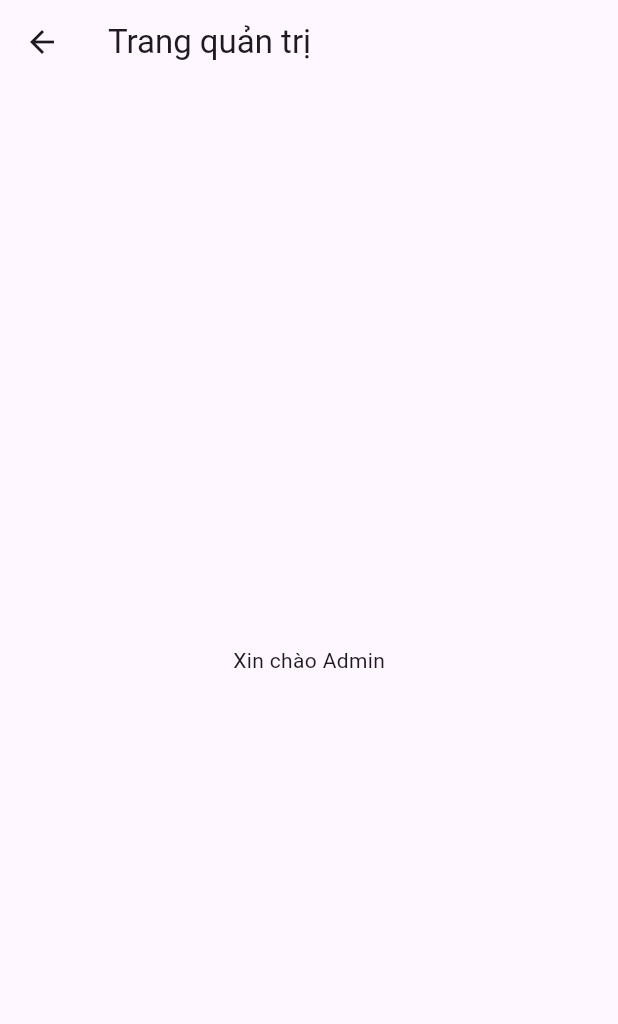
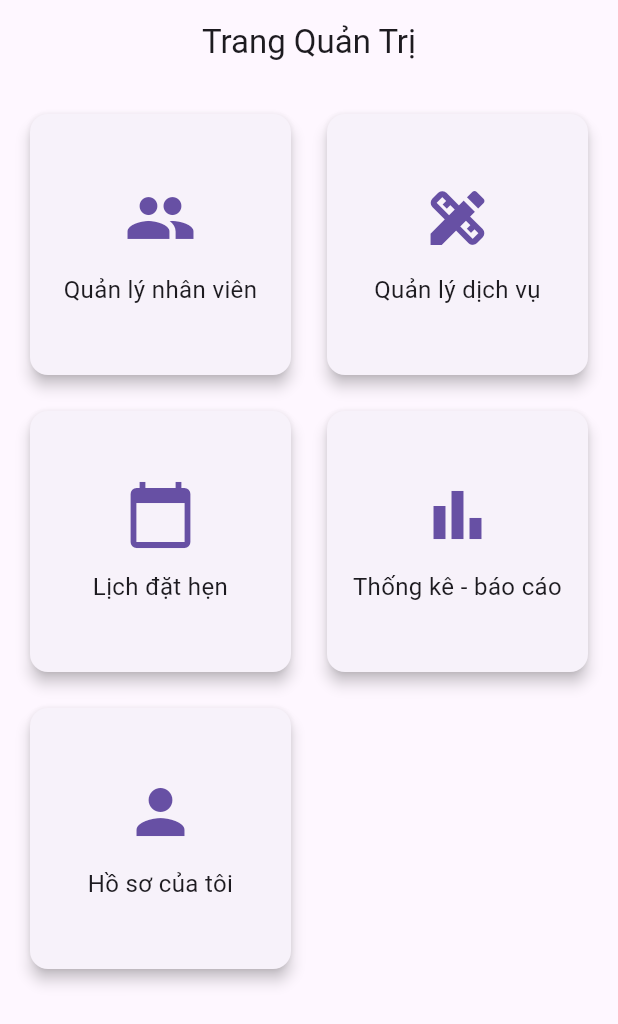
Before and after one commit to sonhoang24-dev/barbershop, a Flutter app: the AdminDashboard screen opened directly, on a phone screen of 412 x 824 dp. Shown: the top 1024 px of the screen. Run offline on Flutter 3.47's test engine with Material 3 defaults, Android fonts, the light colour scheme and no system bars; our stand-ins replace google_maps_flutter, image_picker, shared_preferences; accounts and stored records are empty.

Commit message:
giaodien_admin

```diff
--- a/lib/screens/admin/admin_dashboard.dart
+++ b/lib/screens/admin/admin_dashboard.dart
@@ -1,4 +1,9 @@
 import 'package:flutter/material.dart';
+import 'manage_employees.dart';
+import 'manage_services.dart';
+import 'appointment_list_admin.dart';
+import 'statistics_dashboard.dart';
+import 'update_profile.dart';
 
 class AdminDashboard extends StatelessWidget {
   const AdminDashboard({super.key});
@@ -6,8 +11,89 @@
   @override
   Widget build(BuildContext context) {
     return Scaffold(
-      appBar: AppBar(title: const Text("Trang quản trị")),
-      body: const Center(child: Text("Xin chào Admin")),
+      appBar: AppBar(
+        title: const Text('Trang Quản Trị'),
+        centerTitle: true,
+      ),
+      body: GridView.count(
+        padding: const EdgeInsets.all(16),
+        crossAxisCount: 2,
+        crossAxisSpacing: 16,
+        mainAxisSpacing: 16,
+        children: [
+          _buildTile(
+            context,
+            icon: Icons.people,
+            label: 'Quản lý nhân viên',
+            onTap: () {
+              Navigator.push(context, MaterialPageRoute(
+                builder: (_) => const ManageEmployeesScreen(),
+              ));
+            },
+          ),
+          _buildTile(
+            context,
+            icon: Icons.design_services,
+            label: 'Quản lý dịch vụ',
+            onTap: () {
+              Navigator.push(context, MaterialPageRoute(
+                builder: (_) => const ManageServicesScreen(),
+              ));
+            },
+          ),
+          _buildTile(
+            context,
+            icon: Icons.calendar_today,
+            label: 'Lịch đặt hẹn',
+            onTap: () {
+              Navigator.push(context, MaterialPageRoute(
+                builder: (_) => const AppointmentListAdminScreen(),
+              ));
+            },
+          ),
+          _buildTile(
+            context,
+            icon: Icons.bar_chart,
+            label: 'Thống kê - báo cáo',
+            onTap: () {
+              Navigator.push(context, MaterialPageRoute(
+                builder: (_) => const StatisticsDashboardScreen(),
+              ));
+            },
+          ),
+          _buildTile(
+            context,
+            icon: Icons.person,
+            label: 'Hồ sơ của tôi',
+            onTap: () {
+              Navigator.push(context, MaterialPageRoute(
+                builder: (_) => const UpdateProfileScreen(),
+              ));
+            },
+          ),
+        ],
+      ),
+    );
+  }
+
+  Widget _buildTile(BuildContext context,
+      {required IconData icon, required String label, required VoidCallback onTap}) {
+    return GestureDetector(
+      onTap: onTap,
+      child: Card(
+        elevation: 4,
+        shape: RoundedRectangleBorder(borderRadius: BorderRadius.circular(12)),
+        child: Center(
+          child: Column(
+            mainAxisSize: MainAxisSize.min,
+            children: [
+              Icon(icon, size: 48, color: Theme.of(context).primaryColor),
+              const SizedBox(height: 12),
+              Text(label, textAlign: TextAlign.center, style: const TextStyle(fontSize: 16)),
+            ],
+          ),
+        ),
+      ),
     );
   }
 }
--- /dev/null
+++ b/lib/screens/admin/appointment_list_admin.dart
@@ -0,0 +1,13 @@
+import 'package:flutter/material.dart';
+
+class AppointmentListAdminScreen extends StatelessWidget {
+  const AppointmentListAdminScreen({super.key});
+
+  @override
+  Widget build(BuildContext context) {
+    return Scaffold(
+      appBar: AppBar(title: const Text('Lịch hẹn khách hàng')),
+      body: const Center(child: Text('Hiển thị các lịch hẹn theo ngày.')),
+    );
+  }
+}
--- /dev/null
+++ b/lib/screens/admin/manage_employees.dart
@@ -0,0 +1,13 @@
+import 'package:flutter/material.dart';
+
+class ManageEmployeesScreen extends StatelessWidget {
+  const ManageEmployeesScreen({super.key});
+
+  @override
+  Widget build(BuildContext context) {
+    return Scaffold(
+      appBar: AppBar(title: const Text('Quản lý nhân viên')),
+      body: const Center(child: Text('Hiển thị danh sách nhân viên tại đây.')),
+    );
+  }
+}
--- /dev/null
+++ b/lib/screens/admin/manage_services.dart
@@ -0,0 +1,13 @@
+import 'package:flutter/material.dart';
+
+class ManageServicesScreen extends StatelessWidget {
+  const ManageServicesScreen({super.key});
+
+  @override
+  Widget build(BuildContext context) {
+    return Scaffold(
+      appBar: AppBar(title: const Text('Quản lý dịch vụ')),
+      body: const Center(child: Text('Hiển thị danh sách dịch vụ tại đây.')),
+    );
+  }
+}
--- /dev/null
+++ b/lib/screens/admin/statistics_dashboard.dart
@@ -0,0 +1,13 @@
+import 'package:flutter/material.dart';
+
+class StatisticsDashboardScreen extends StatelessWidget {
+  const StatisticsDashboardScreen({super.key});
+
+  @override
+  Widget build(BuildContext context) {
+    return Scaffold(
+      appBar: AppBar(title: const Text('Báo cáo & Thống kê')),
+      body: const Center(child: Text('Biểu đồ thống kê doanh thu, hiệu suất.')),
+    );
+  }
+}
--- /dev/null
+++ b/lib/screens/admin/update_profile.dart
@@ -0,0 +1,13 @@
+import 'package:flutter/material.dart';
+
+class UpdateProfileScreen extends StatelessWidget {
+  const UpdateProfileScreen({super.key});
+
+  @override
+  Widget build(BuildContext context) {
+    return Scaffold(
+      appBar: AppBar(title: const Text('Cập nhật hồ sơ quản lý')),
+      body: const Center(child: Text('Form cập nhật thông tin cá nhân.')),
+    );
+  }
+}
```
Also changed, not shown: lib/screens/login_screen.dart (+48 -70 lines), lib/screens/admin/today_appointments.dart (deleted), lib/screens/admin/update_dayoff.dart (deleted), lib/screens/admin/update_hours.dart (deleted), lib/screens/admin/update_store_info.dart (deleted), 2 other files.
